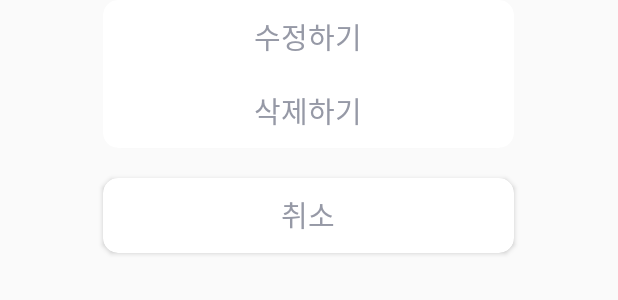
After one commit to ChoiAhHyun/team05_android, an Android app: the layout dialog_meet_edit.xml on its own in the app's theme, with its tools: preview values and no code run, on a phone screen of 412 x 824 dp. The commit adds this screen. Shown: the top 300 px of the screen. Run offline under Robolectric (Android 15) with nearby library versions, the phone set to English and light mode, and no system bars.

Commit message:
Detail Page

```diff
--- a/app/src/main/java/com/yapp14th/yappapp/model/GroupDetailResData.java
+++ b/app/src/main/java/com/yapp14th/yappapp/model/GroupDetailResData.java
@@ -21,6 +21,7 @@ public class GroupDetailResData {
         public String user_nick;
         public Integer endingflag;
         public String[] participants_img;
+        public String[] participants_Id;
         public String captain_img;
         public Integer participants_num;
 
--- a/app/src/main/res/layout/activitiy_home_detail_board.xml
+++ b/app/src/main/res/layout/activitiy_home_detail_board.xml
@@ -10,7 +10,7 @@
     android:paddingLeft="32dp"
     android:paddingRight="32dp"
     android:paddingTop="16dp"
-    android:paddingBottom="16dp"
+    android:paddingBottom="76dp"
     android:layout_width="match_parent"
     android:layout_height="wrap_content">
 
--- a/app/src/main/res/layout/activity_home_detail.xml
+++ b/app/src/main/res/layout/activity_home_detail.xml
@@ -205,7 +205,7 @@
         android:layout_gravity="bottom"
         android:textColor="@color/white"
         android:textSize="18sp"
-        android:text="마감하기"
+        android:text=""
         android:background="#3346ff"
         android:layout_width="match_parent"
         android:layout_height="60dp" />
--- /dev/null
+++ b/app/src/main/res/layout/dialog_meet_edit.xml
@@ -0,0 +1,70 @@
+<?xml version="1.0" encoding="utf-8"?>
+<LinearLayout
+        xmlns:android="http://schemas.android.com/apk/res/android"
+        xmlns:app="http://schemas.android.com/apk/res-auto"
+        android:orientation="vertical"
+        android:layout_width="match_parent"
+        android:layout_gravity="center_horizontal"
+        android:background="@android:color/transparent"
+        android:gravity="center_horizontal"
+        android:layout_height="match_parent">
+    <androidx.cardview.widget.CardView
+            android:layout_width="274dp"
+            android:layout_height="wrap_content"
+            app:cardCornerRadius="10dp">
+        <LinearLayout
+                android:layout_width="match_parent"
+                android:layout_height="match_parent"
+                android:gravity="center_vertical"
+                android:orientation="vertical">
+
+            <TextView
+                    android:id="@+id/btn_revise"
+                    android:layout_width="match_parent"
+                    android:layout_height="49sp"
+                    android:textSize="19sp"
+                    android:textColor="@color/color_9699a6"
+                    android:background="?android:attr/selectableItemBackground"
+                    android:gravity="center"
+                    android:lineSpacingExtra="2sp"
+                    android:text="수정하기"/>
+
+            <TextView
+                    android:id="@+id/btn_delete"
+                    android:layout_width="match_parent"
+                    android:layout_height="49sp"
+                    android:textSize="19sp"
+                    android:textColor="@color/color_9699a6"
+                    android:background="?android:attr/selectableItemBackground"
+                    android:gravity="center"
+                    android:lineSpacingExtra="2sp"
+                    android:text="삭제하기"/>
+
+        </LinearLayout>
+    </androidx.cardview.widget.CardView>
+
+    <androidx.cardview.widget.CardView
+            android:layout_width="274dp"
+            android:layout_height="50dp"
+            android:layout_marginTop="20dp"
+            app:cardCornerRadius="10dp"
+            android:background="@color/white">
+        <LinearLayout
+                android:layout_width="match_parent"
+                android:layout_height="match_parent"
+                android:gravity="center_horizontal">
+            <TextView
+                    android:id="@+id/btn_cancel"
+                    android:layout_width="match_parent"
+                    android:layout_height="49sp"
+                    android:gravity="center"
+                    android:textSize="19sp"
+                    android:background="?android:attr/selectableItemBackgroundBorderless"
+                    android:textColor="@color/color_9699a6"
+                    android:lineSpacingExtra="2sp"
+                    android:text="취소"/>
+        </LinearLayout>
+    </androidx.cardview.widget.CardView>
+
+
+</LinearLayout>
```
Also changed, not shown: app/src/main/java/com/yapp14th/yappapp/common/ApiService.java (+10 -0 lines), app/src/main/java/com/yapp14th/yappapp/dialog/MeetingEditDialog.java (added, +80 -0 lines), app/src/main/java/com/yapp14th/yappapp/model/MeetingDetailReqModel.java (added, +11 -0 lines), app/src/main/java/com/yapp14th/yappapp/view/home/HomeDetailActivity.java (+109 -13 lines), app/src/main/java/com/yapp14th/yappapp/view/home/HomeFragment.java (+6 -1 lines), app/src/main/res/layout/model_group_card_loc_info.xml (+8 -2 lines).
